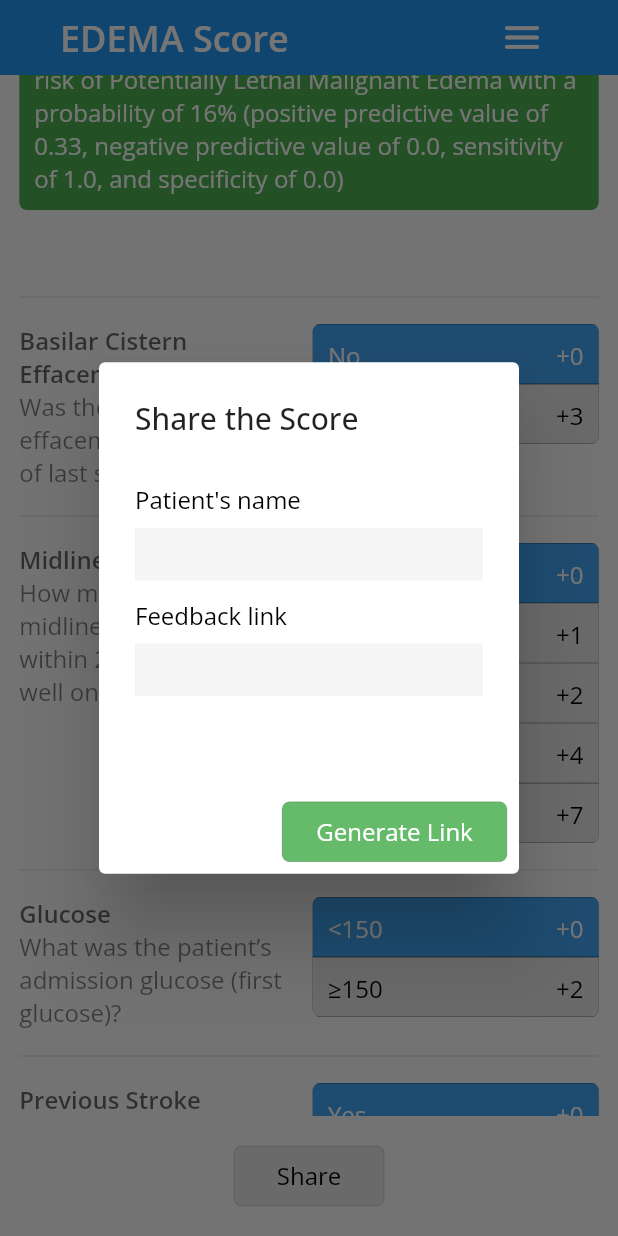
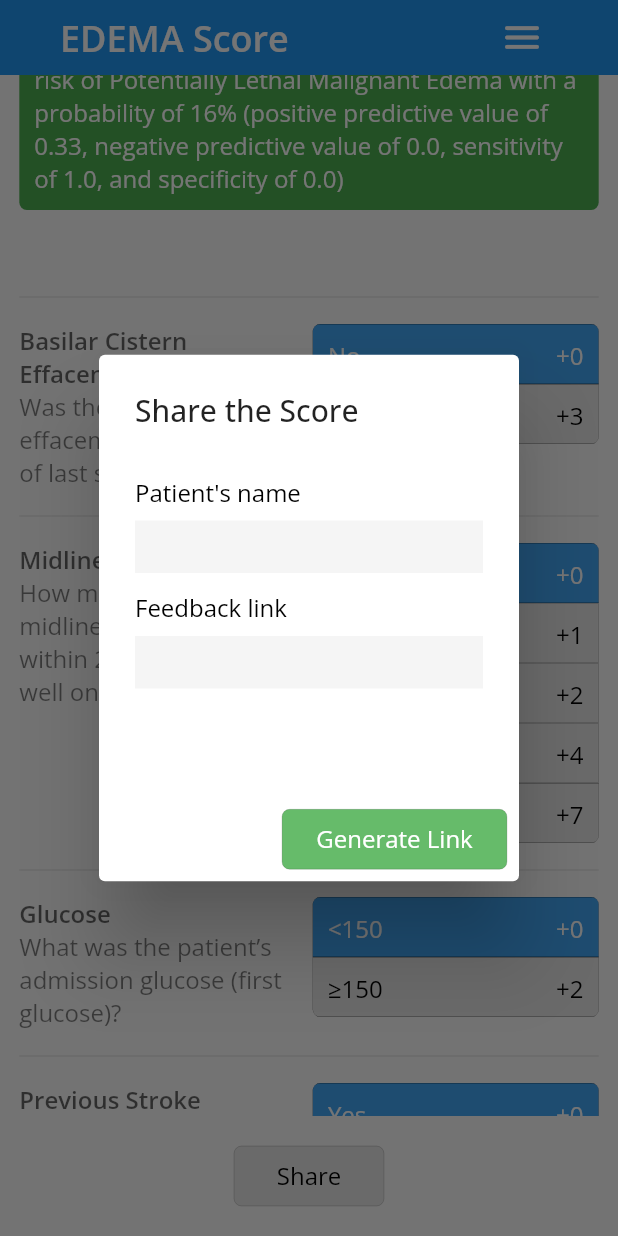
Before and after one commit to luconti/edemascore, a Flutter app: the screen it shows after launch, scrolled down 210 dp, after a tap on "Share", on a phone screen of 412 x 824 dp. Run offline on Flutter 3.47's test engine with Material 2 defaults, Android fonts, the phone set to English and light mode, and no system bars; our stand-ins replace url_strategy; missing offline and left inert: bulleted_list, dart:html.

Commit message:
fix share box

```diff
--- a/lib/widgets/shareButton.dart
+++ b/lib/widgets/shareButton.dart
@@ -27,7 +27,8 @@ class ShareButtonState extends State<ShareButton> {
           return AlertDialog(
             title: const Text("Share the Score"),
             content: SizedBox(
-              height: 190,
+              height: 200,
+              width: 200,
               child: Column(
                 children: [
                   const SizedBox(height: 10),
@@ -45,7 +46,7 @@ class ShareButtonState extends State<ShareButton> {
                     title: "Feedback link",
                     controller: feedbackTextEditingController,
                     inputFormatters: [
-                      LengthLimitingTextInputFormatter(120),
+                      LengthLimitingTextInputFormatter(300),
                       FilteringTextInputFormatter.singleLineFormatter,
                     ],
                   ),
```
